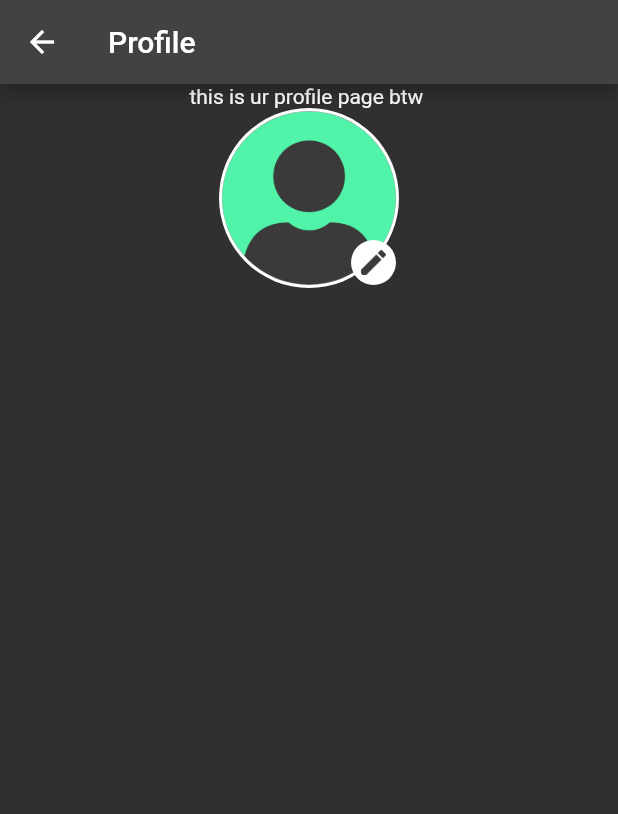
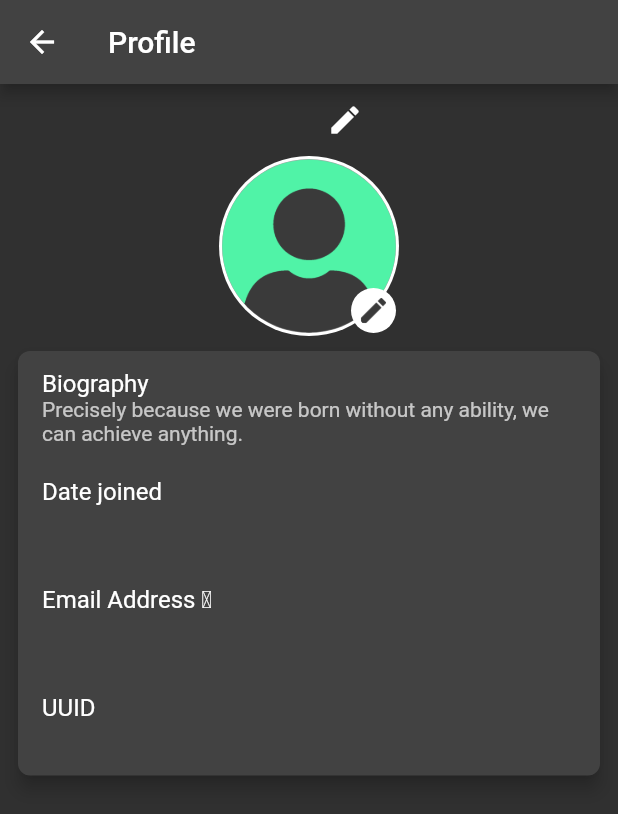
Before and after one commit to pong02/volume_tracker, a Flutter app: the screen it shows once a user with an empty profile is signed in, after a tap on the "account circle" icon, on a phone screen of 412 x 824 dp. Shown: the top 814 px of the screen. Run offline on Flutter 3.47's test engine with Material 2 defaults, Android fonts, the phone set to English and light mode, and no system bars; our stand-ins replace equatable, firebase_auth, firebase_core, firebase_storage, hooks_riverpod, image_picker and 1 more; accounts and stored records are empty; generated files the repository leaves out were written again; network calls fail.

Commit message:
adding displayname feature and profilecard

```diff
--- a/vt_app/lib/ui/profileCard.dart
+++ b/vt_app/lib/ui/profileCard.dart
@@ -10,7 +10,41 @@ class ProfileCard extends StatelessWidget {
 
   @override
   Widget build(BuildContext context) {
-    return const Text("tis a card bruh");
-    //note that name form must be separate to avoid having state in this class
+    //return const Text("tis a card bruh");
+    String checkmark = "";
+    if (user.emailVerified) {
+      checkmark = '\u{2713}';
+    }
+    return Card(
+      elevation: 5.0,
+      margin: const EdgeInsets.fromLTRB(12, 10, 12, 8),
+      shape: const RoundedRectangleBorder(
+          borderRadius: BorderRadius.all(Radius.circular(8.0))),
+      child: Padding(
+          padding: const EdgeInsets.fromLTRB(0, 8, 0, 0),
+          child: Column(
+            children: <Widget>[
+              const ListTile(
+                title: Text("Biography"),
+                subtitle: Text(
+                    "Precisely because we were born without any ability, we can achieve anything."),
+              ),
+              ListTile(
+                title: const Text("Date joined"),
+                subtitle: Text(user.uid),
+              ),
+              ListTile(
+                //if verified, append checkmark
+                title: Text(
+                    String.fromCharCodes(Runes('Email Address $checkmark'))),
+                subtitle: Text(user.email ?? "unknown"),
+              ),
+              ListTile(
+                title: const Text("UUID"),
+                subtitle: Text(user.uid),
+              ),
+            ],
+          )),
+    );
   }
 }
--- a/vt_app/lib/ui/profileScreen.dart
+++ b/vt_app/lib/ui/profileScreen.dart
@@ -1,12 +1,13 @@
 // ignore_for_file: file_names
-
-import 'dart:math';
 
 import 'package:firebase_auth/firebase_auth.dart';
 import 'package:firebase_storage/firebase_storage.dart';
 import 'package:flutter/material.dart';
 import 'package:image_picker/image_picker.dart';
 import 'dart:io';
+
+import 'package:volume_tracker/ui/profileCard.dart';
+import 'package:volume_tracker/ui/theme.dart';
 
 class ProfileScreen extends StatefulWidget {
   final User user;
@@ -18,6 +19,7 @@ class ProfileScreen extends StatefulWidget {
 
 class _ProfileScreenState extends State<ProfileScreen> {
   String pfpUrl = "";
+  final TextEditingController _nameController = TextEditingController();
 
   void pickUploadImage() async {
     final image = await ImagePicker().pickImage(
@@ -41,6 +43,38 @@ class _ProfileScreenState extends State<ProfileScreen> {
         });
       });
     }
+  }
+
+  void changeDisplayName() {
+    String currentName = _nameController.text;
+    showDialog<String>(
+      context: context,
+      builder: (BuildContext context) => AlertDialog(
+        title: const Text("Change display name"),
+        content: TextField(
+          controller: _nameController,
+        ),
+        actions: <Widget>[
+          TextButton(
+            onPressed: () {
+              _nameController.text = currentName;
+              Navigator.pop(context);
+            },
+            child: const Text("Cancel"),
+          ),
+          TextButton(
+            onPressed: () {
+              widget.user.updateDisplayName(_nameController.text);
+              setState(() {
+                _nameController;
+              });
+              Navigator.pop(context);
+            },
+            child: const Text("Submit"),
+          ),
+        ],
+      ),
+    );
   }
 
   void updatePfp() {
@@ -68,16 +102,38 @@ class _ProfileScreenState extends State<ProfileScreen> {
       //update pfp here, but only if empty
       updatePfp();
     }
+    //update textcontroller to current name or guest
+    _nameController.text = widget.user.displayName ?? "Guest";
   }
 
   @override
   Widget build(BuildContext context) {
-    //TODO: add a form to set displayname?
-    //TODO: add a profileCard to show random stuff.
     return Scaffold(
-        appBar: AppBar(title: const Text("Profile")),
-        body: Column(children: [
-          Text("this is ur profile page btw ${widget.user.displayName}"),
+        appBar: AppBar(
+            title: const Text(
+          "Profile",
+        )),
+        body: Column(crossAxisAlignment: CrossAxisAlignment.center,
+            //mainAxisAlignment: MainAxisAlignment.center,
+            children: [
+              //experminet username space
+              (Row(mainAxisAlignment: MainAxisAlignment.center, children: [
+                Visibility(
+                  maintainState: true,
+                  maintainSize: true,
+                  maintainAnimation: true,
+                  visible: false,
+                  child: IconButton(
+                      onPressed: () {}, icon: const Icon(Icons.edit)),
+                ),
+                Text(
+                  _nameController.text,
+                  textAlign: TextAlign.center,
+                  style: AppTheme.defTextStyleBig,
+                ),
+                IconButton(
+                    onPressed: changeDisplayName, icon: const Icon(Icons.edit))
+              ])),
               Center(
                   child: CircleAvatar(
                 radius: 60.0,
@@ -87,7 +143,7 @@ class _ProfileScreenState extends State<ProfileScreen> {
                   backgroundImage: pfpUrl.isEmpty
                       ? const AssetImage('assets/images/pfp-default.png')
                           as ImageProvider
-                  : NetworkImage(pfpUrl), //Image.network(pfpUrl),
+                      : NetworkImage(pfpUrl),
                   child: Align(
                       alignment: Alignment.bottomRight,
                       child: CircleAvatar(
@@ -103,6 +159,7 @@ class _ProfileScreenState extends State<ProfileScreen> {
                               )))),
                 ),
               )),
+              ProfileCard(user: widget.user),
             ]));
   }
 }
--- a/vt_app/lib/ui/theme.dart
+++ b/vt_app/lib/ui/theme.dart
@@ -49,6 +49,8 @@ class AppTheme {
   );
 
   //normal text style
+  static const defTextStyleBig =
+      TextStyle(color: lightBG, fontSize: 17.0, fontWeight: FontWeight.bold);
   static const defTextStyleNormal = TextStyle(color: lightBG, fontSize: 14.0);
   static const defTextStyleBolded =
       TextStyle(color: lightBG, fontSize: 14.0, fontWeight: FontWeight.bold);
@@ -62,6 +64,8 @@ class AppTheme {
       TextStyle(fontWeight: FontWeight.w500, color: lightBG, fontSize: 30.0);
 
   //light text style
+  static const lightTextStyleBig =
+      TextStyle(color: darkBG, fontSize: 17.0, fontWeight: FontWeight.bold);
   static const lightTextStyleNormal = TextStyle(color: darkBG, fontSize: 14.0);
   static const lightTextStyleBolded =
       TextStyle(color: darkBG, fontSize: 14.0, fontWeight: FontWeight.bold);
```
Also changed, not shown: vt_app/lib/ui/settingsScreen.dart (+8 -9 lines). Lines whose indentation alone changed are shown as unchanged.
